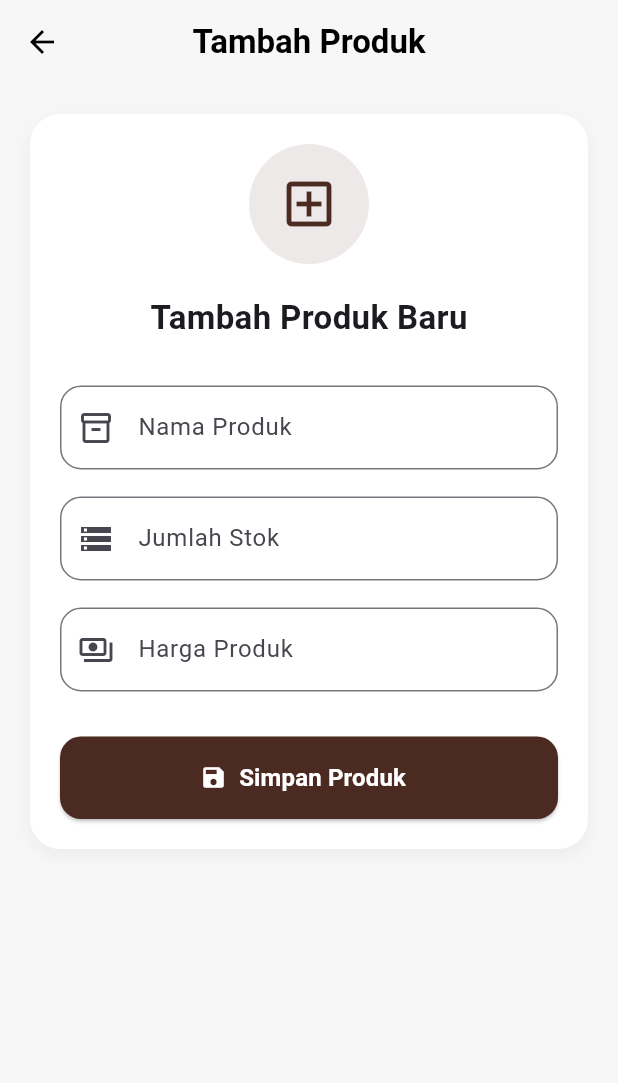
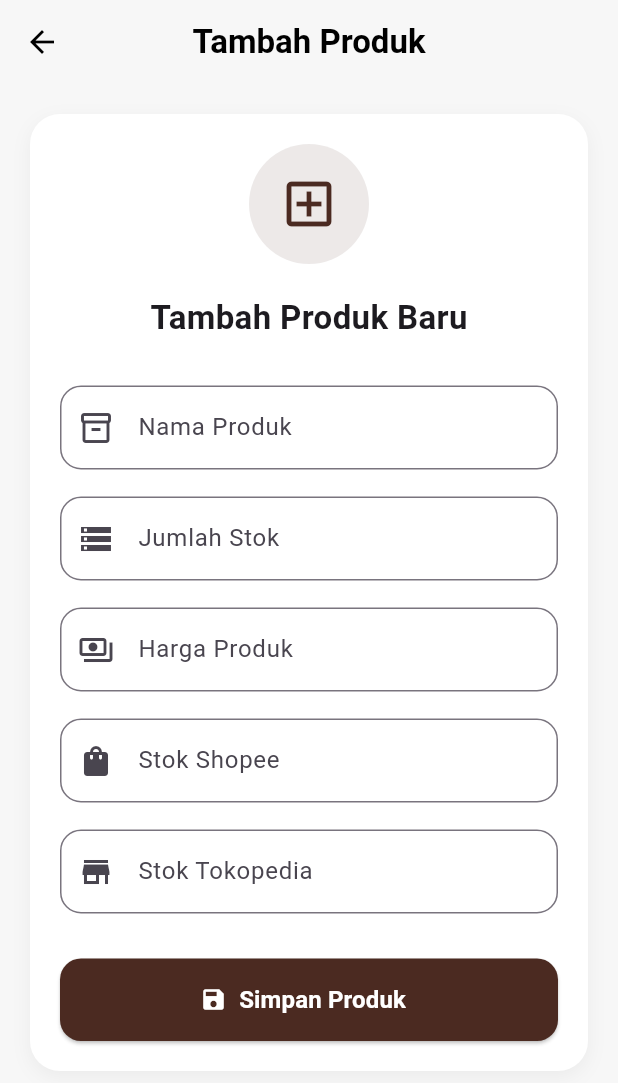
Before and after one commit to Amalia181205/stok_all, a Flutter app: the CreateProduk screen opened directly, on a phone screen of 412 x 824 dp. Shown: the top 1083 px of the screen. Run offline on Flutter 3.47's test engine with Material 3 defaults, Android fonts, the phone set to English and light mode, and no system bars; our stand-ins replace firebase_auth, firebase_core, firebase_messaging, flutter_local_notifications, google_sign_in, shared_preferences; accounts and stored records are empty.

Commit message:
CRUD pembaruan

```diff
--- a/lib/create_produk.dart
+++ b/lib/create_produk.dart
@@ -13,6 +13,8 @@ class _CreateProdukState extends State<CreateProduk> {
   TextEditingController name = TextEditingController();
   TextEditingController stock = TextEditingController();
   TextEditingController price = TextEditingController();
+  TextEditingController shopeeStock = TextEditingController();
+  TextEditingController tokopediaStock = TextEditingController();
 
   Future<void> simpan() async {
     if (name.text.isEmpty || stock.text.isEmpty || price.text.isEmpty) {
@@ -24,7 +26,12 @@ class _CreateProdukState extends State<CreateProduk> {
 
     final res = await http.post(
       Uri.parse("http://192.168.0.107/api_stock/create.php"),
-      body: {"nama_produk": name.text, "stok": stock.text, "harga": price.text,
+      body: {
+        "nama_produk": name.text,
+        "stok": stock.text,
+        "harga": price.text,
+        "shopee_stock": shopeeStock.text.isEmpty ? "0" : shopeeStock.text,
+        "tokopedia_stock": tokopediaStock.text.isEmpty ? "0" : tokopediaStock.text,
       },
     );
 
@@ -135,6 +142,34 @@ class _CreateProdukState extends State<CreateProduk> {
                 ),
               ),
 
+              const SizedBox(height: 18),
+
+              TextField(
+                controller: shopeeStock,
+                keyboardType: TextInputType.number,
+                decoration: InputDecoration(
+                  labelText: "Stok Shopee",
+                  prefixIcon: const Icon(Icons.shopping_bag),
+                  border: OutlineInputBorder(
+                    borderRadius: BorderRadius.circular(14),
+                  ),
+                ),
+              ),
+
+              const SizedBox(height: 18),
+
+              TextField(
+                controller: tokopediaStock,
+                keyboardType: TextInputType.number,
+                decoration: InputDecoration(
+                  labelText: "Stok Tokopedia",
+                  prefixIcon: const Icon(Icons.store),
+                  border: OutlineInputBorder(
+                    borderRadius: BorderRadius.circular(14),
+                  ),
+                ),
+              ),
+
               const SizedBox(height: 30),
 
               SizedBox(
--- a/lib/edit_produk.dart
+++ b/lib/edit_produk.dart
@@ -16,6 +16,8 @@ class _EditProdukState extends State<EditProduk> {
   late TextEditingController name;
   late TextEditingController stock;
   late TextEditingController price;
+  late TextEditingController shopee;
+  late TextEditingController tokopedia;
 
   @override
   void initState() {
@@ -23,6 +25,10 @@ class _EditProdukState extends State<EditProduk> {
     name = TextEditingController(text: widget.product.name);
     stock = TextEditingController(text: widget.product.stock.toString());
     price = TextEditingController(text: widget.product.price.toStringAsFixed(0),);
+
+    shopee = TextEditingController(text: widget.product.shopeeStock.toString(),);
+
+    tokopedia = TextEditingController(text: widget.product.tokopediaStock.toString(),);
   }
 
   Future<void> update() async {
@@ -35,6 +41,8 @@ class _EditProdukState extends State<EditProduk> {
         "nama_produk": name.text,
         "stok": stock.text,
         "harga": price.text,
+        "shopee_stock": shopee.text,
+        "tokopedia_stock": tokopedia.text,
       },
     );
 
@@ -137,7 +145,35 @@ Widget build(BuildContext context) {
               ),
             ),
 
-            const SizedBox(height: 30),
+            const SizedBox(height: 18),
+
+            TextField(
+                controller: shopee,
+                keyboardType: TextInputType.number,
+                decoration: InputDecoration(
+                  labelText: "Stok Shopee",
+                  prefixIcon: const Icon(Icons.shopping_bag),
+                  border: OutlineInputBorder(
+                    borderRadius: BorderRadius.circular(14),
+                  ),
+                ),
+              ),
+
+              const SizedBox(height: 18),
+
+              TextField(
+                controller: tokopedia,
+                keyboardType: TextInputType.number,
+                decoration: InputDecoration(
+                  labelText: "Stok Tokopedia",
+                  prefixIcon: const Icon(Icons.store),
+                  border: OutlineInputBorder(
+                    borderRadius: BorderRadius.circular(14),
+                  ),
+                ),
+              ),
+
+              const SizedBox(height: 30),
 
             SizedBox(
               width: double.infinity,
--- a/lib/models/product.dart
+++ b/lib/models/product.dart
@@ -2,12 +2,16 @@ class Product {
   String id;
   String name;
   int stock;
+  int shopeeStock;
+  int tokopediaStock;
   double price;
 
   Product({
     required this.id,
     required this.name,
     required this.stock,
+    required this.shopeeStock,
+    required this.tokopediaStock,
     required this.price,
   });
 
@@ -16,6 +20,8 @@ class Product {
       id: json['id'].toString(),
       name: json['nama_produk'].toString(),
       stock: int.parse(json['stok'].toString()),
+      shopeeStock: int.tryParse(json['shopee_stock'].toString()) ?? 0,
+      tokopediaStock: int.tryParse(json['tokopedia_stock'].toString()) ?? 0,
       price: double.parse(json['harga'].toString()),
     );
   }
--- a/pubspec.yaml
+++ b/pubspec.yaml
@@ -42,6 +42,7 @@ dependencies:
   google_sign_in: ^6.2.1
   firebase_messaging: ^16.3.0
   flutter_local_notifications: ^17.2.3
+  url_launcher: ^6.3.2
   # ^21.0.0
   # ^7.2.0
 
```
Also changed, not shown: lib/dashboard_page.dart (+28 -3 lines), lib/detail_produk.dart (+25 -0 lines), lib/platform_page.dart (+20 -5 lines), lib/read_produk.dart (+40 -16 lines), pubspec.lock, 6 other files.
